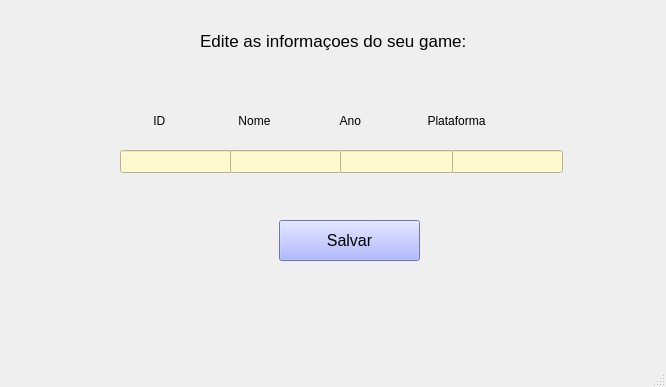
First picture: the form in edita_jogo.ui, repository CesarOli/cadastro_de_jogos_e_plataformas, before the edit.
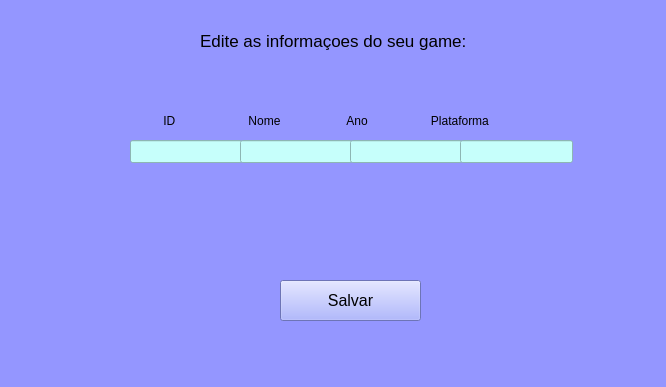
Second picture: the form after the edit.

Commit message: Criação da tela para edição das informaçoes do game.

```diff
--- a/edita_jogo.ui
+++ b/edita_jogo.ui
@@ -13,64 +13,28 @@
   <property name="windowTitle">
    <string>MainWindow</string>
   </property>
+  <property name="styleSheet">
+   <string notr="true">background-color: rgb(148, 150, 255);</string>
+  </property>
   <widget class="QWidget" name="centralwidget">
    <widget class="QLabel" name="label_2">
     <property name="geometry">
      <rect>
-      <x>100</x>
+      <x>110</x>
       <y>100</y>
-      <width>521</width>
+      <width>441</width>
       <height>41</height>
      </rect>
     </property>
     <property name="text">
-     <string>                ID                      Nome                     Ano                    Plataforma                 </string>
-    </property>
-   </widget>
-   <widget class="QLineEdit" name="lineEdit_6">
-    <property name="geometry">
-     <rect>
-      <x>120</x>
-      <y>150</y>
-      <width>113</width>
-      <height>23</height>
-     </rect>
-    </property>
-    <property name="styleSheet">
-     <string notr="true">background-color: rgb(255, 249, 205);</string>
-    </property>
-   </widget>
-   <widget class="QLineEdit" name="lineEdit_3">
-    <property name="geometry">
-     <rect>
-      <x>450</x>
-      <y>150</y>
-      <width>113</width>
-      <height>23</height>
-     </rect>
-    </property>
-    <property name="styleSheet">
-     <string notr="true">background-color: rgb(255, 249, 205);</string>
-    </property>
-   </widget>
-   <widget class="QLineEdit" name="lineEdit_4">
-    <property name="geometry">
-     <rect>
-      <x>230</x>
-      <y>150</y>
-      <width>113</width>
-      <height>23</height>
-     </rect>
-    </property>
-    <property name="styleSheet">
-     <string notr="true">background-color: rgb(255, 249, 205);</string>
+     <string>                ID                      Nome                    Ano                   Plataforma                 </string>
     </property>
    </widget>
    <widget class="QPushButton" name="pushButton">
     <property name="geometry">
      <rect>
-      <x>279</x>
-      <y>220</y>
+      <x>280</x>
+      <y>280</y>
       <width>141</width>
       <height>41</height>
      </rect>
@@ -90,19 +54,6 @@
      <string>Salvar</string>
     </property>
    </widget>
-   <widget class="QLineEdit" name="lineEdit_5">
-    <property name="geometry">
-     <rect>
-      <x>340</x>
-      <y>150</y>
-      <width>113</width>
-      <height>23</height>
-     </rect>
-    </property>
-    <property name="styleSheet">
-     <string notr="true">background-color: rgb(255, 249, 205);</string>
-    </property>
-   </widget>
    <widget class="QLabel" name="label">
     <property name="geometry">
      <rect>
@@ -121,6 +72,58 @@
      <string>Edite as informaçoes do seu game:</string>
     </property>
    </widget>
+   <widget class="QLineEdit" name="lineEdit">
+    <property name="geometry">
+     <rect>
+      <x>130</x>
+      <y>140</y>
+      <width>113</width>
+      <height>23</height>
+     </rect>
+    </property>
+    <property name="styleSheet">
+     <string notr="true">background-color: rgb(198, 255, 251);</string>
+    </property>
+   </widget>
+   <widget class="QLineEdit" name="lineEdit_2">
+    <property name="geometry">
+     <rect>
+      <x>240</x>
+      <y>140</y>
+      <width>113</width>
+      <height>23</height>
+     </rect>
+    </property>
+    <property name="styleSheet">
+     <string notr="true">background-color: rgb(198, 255, 251);</string>
+    </property>
+   </widget>
+   <widget class="QLineEdit" name="lineEdit_3">
+    <property name="geometry">
+     <rect>
+      <x>350</x>
+      <y>140</y>
+      <width>113</width>
+      <height>23</height>
+     </rect>
+    </property>
+    <property name="styleSheet">
+     <string notr="true">background-color: rgb(198, 255, 251);</string>
+    </property>
+   </widget>
+   <widget class="QLineEdit" name="lineEdit_4">
+    <property name="geometry">
+     <rect>
+      <x>460</x>
+      <y>140</y>
+      <width>113</width>
+      <height>23</height>
+     </rect>
+    </property>
+    <property name="styleSheet">
+     <string notr="true">background-color: rgb(198, 255, 251);</string>
+    </property>
+   </widget>
   </widget>
   <widget class="QMenuBar" name="menubar">
    <property name="geometry">
```
